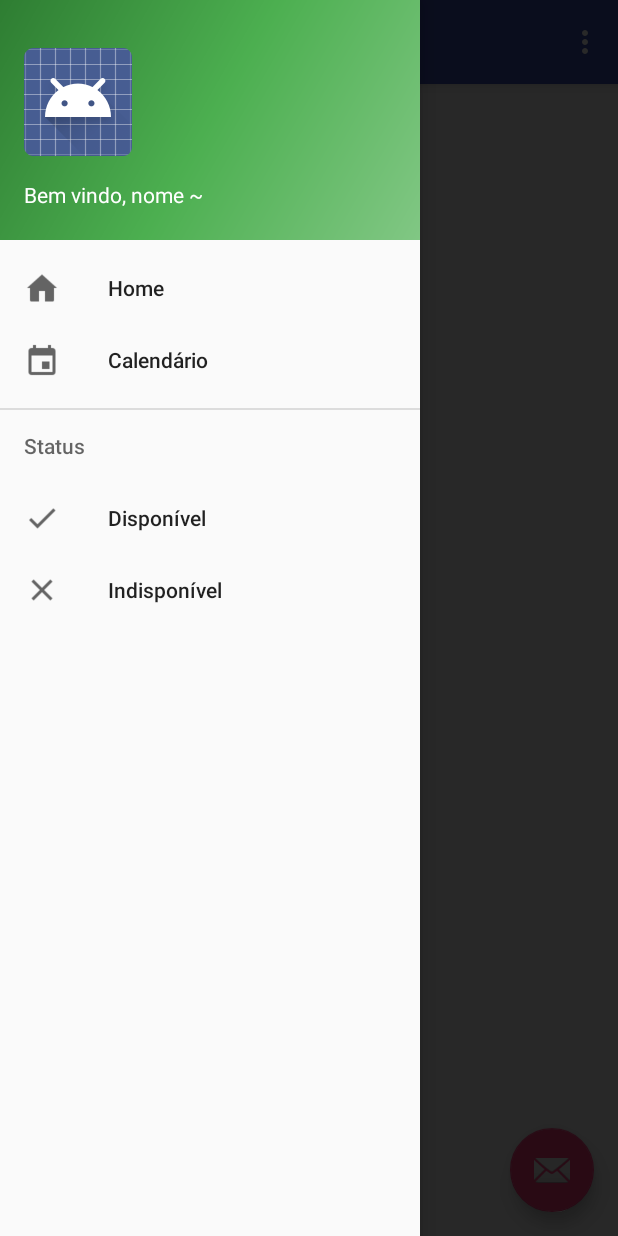
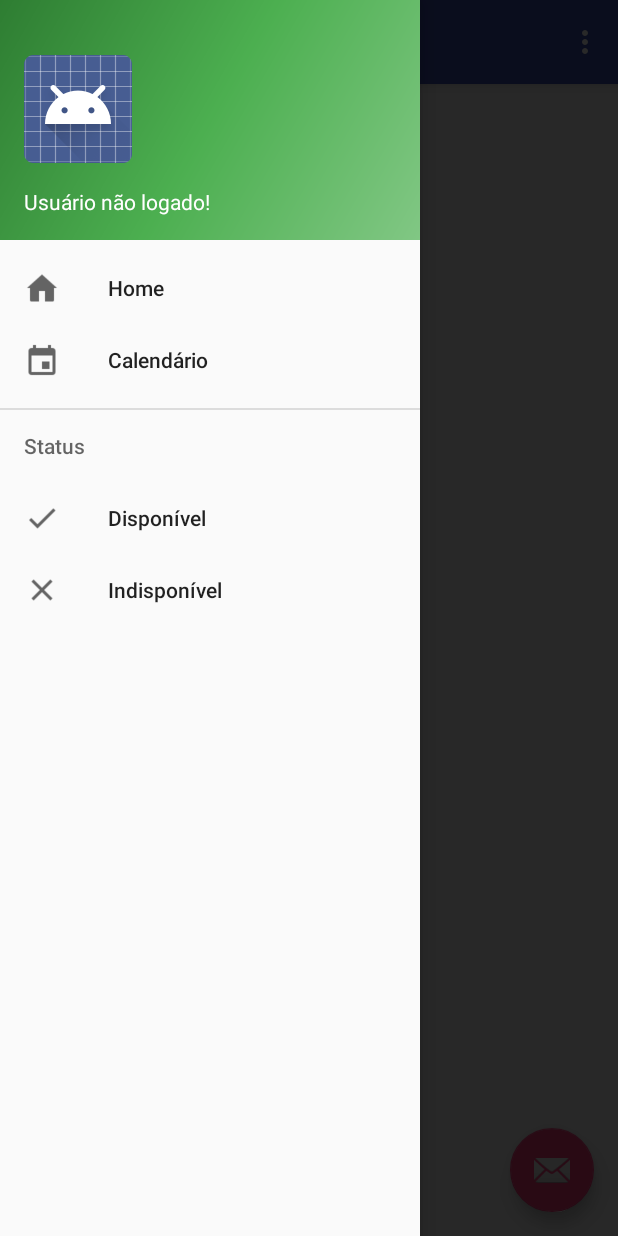
Before and after one commit to marcosDmmj/Modulodoprofessor, an Android app: the screen it shows after launch (MainActivity), with the side drawer open, on a phone screen of 412 x 824 dp. Run offline under Robolectric (Android 15) with nearby library versions, the phone set to English and light mode, and no system bars; libraries missing offline, so code that uses them is left out: com.google.api.client, com.google.api.services, com.roomorama.caldroid, pub.devrel.easypermissions; 9 statements that could not run were skipped.

Commit message:
Coloquei o nome no nav_header Ele ainda não funciona adequadamente... >.>

```diff
--- a/app/src/main/java/com/denis/mdulodoprofessor/Telas/MainActivity.java
+++ b/app/src/main/java/com/denis/mdulodoprofessor/Telas/MainActivity.java
@@ -19,6 +19,7 @@ import android.support.design.widget.Snackbar;
 import android.support.v4.app.Fragment;
 import android.support.v4.app.FragmentTransaction;
 import android.text.TextUtils;
+import android.util.Log;
 import android.view.View;
 import android.support.design.widget.NavigationView;
 import android.support.v4.view.GravityCompat;
@@ -28,6 +29,7 @@ import android.support.v7.app.AppCompatActivity;
 import android.support.v7.widget.Toolbar;
 import android.view.Menu;
 import android.view.MenuItem;
+import android.widget.TextView;
 import android.widget.Toast;
 
 import com.denis.mdulodoprofessor.R;
@@ -35,6 +37,7 @@ import com.denis.mdulodoprofessor.Telas.Fragment.EventFragment;
 import com.denis.mdulodoprofessor.Telas.Fragment.Frag_calendar;
 import com.google.android.gms.common.ConnectionResult;
 import com.google.android.gms.common.GoogleApiAvailability;
+import com.google.android.gms.common.Scopes;
 import com.google.api.client.extensions.android.http.AndroidHttp;
 import com.google.api.client.googleapis.extensions.android.gms.auth.GoogleAccountCredential;
 import com.google.api.client.googleapis.extensions.android.gms.auth.GooglePlayServicesAvailabilityIOException;
@@ -45,6 +48,7 @@ import com.google.api.client.json.jackson2.JacksonFactory;
 import com.google.api.client.util.DateTime;
 import com.google.api.client.util.ExponentialBackOff;
 import com.google.api.services.calendar.CalendarScopes;
+import com.google.api.services.calendar.model.AclRule;
 import com.google.api.services.calendar.model.Event;
 import com.google.api.services.calendar.model.Events;
 import com.roomorama.caldroid.CaldroidFragment;
@@ -73,7 +77,7 @@ public class MainActivity extends AppCompatActivity
     static final int REQUEST_PERMISSION_GET_ACCOUNTS = 1003;
 
     private static final String PREF_ACCOUNT_NAME = "accountName";
-    private static final String[] SCOPES = { CalendarScopes.CALENDAR_READONLY };
+    private static final String[] SCOPES = { CalendarScopes.CALENDAR_READONLY, Scopes.PROFILE};
 
     @Override
     protected void onCreate(Bundle savedInstanceState) {
@@ -92,26 +96,10 @@ public class MainActivity extends AppCompatActivity
 
               //  startActivity(intent);
                 // TODO Agendar horários para ele
-                Snackbar.make(fab, "Ué...", Snackbar.LENGTH_LONG)
-                        .setAction("Action", null).show();
-                caldroidFragment = new CaldroidFragment();
-                Bundle args = new Bundle();
-                java.util.Calendar cal = java.util.Calendar.getInstance();
-                args.putInt(CaldroidFragment.MONTH, cal.get(java.util.Calendar.MONTH) + 1);
-                args.putInt(CaldroidFragment.YEAR, cal.get(java.util.Calendar.YEAR));
-                //args.putInt(CaldroidFragment.THEME_RESOURCE, com.caldroid.R.style.CaldroidDefaultDark);
-                ColorDrawable green = new ColorDrawable(Color.GREEN);
-                caldroidFragment.setBackgroundDrawableForDate(green, new Date());
-                caldroidFragment.setTextColorForDate(R.color.colorPrimary,new Date());
-                caldroidFragment.setArguments(args);
-
-                fragmentTransaction = getSupportFragmentManager().beginTransaction();
-                fragmentTransaction.replace(R.id.cal, caldroidFragment);
-                fragmentTransaction.commit();
             }
         });
 
-        DrawerLayout drawer = (DrawerLayout) findViewById(R.id.drawer_layout);
+        final DrawerLayout drawer = (DrawerLayout) findViewById(R.id.drawer_layout);
         ActionBarDrawerToggle toggle = new ActionBarDrawerToggle(
                 this, drawer, toolbar, R.string.navigation_drawer_open, R.string.navigation_drawer_close);
         //noinspection deprecation
@@ -121,6 +109,15 @@ public class MainActivity extends AppCompatActivity
 
         NavigationView navigationView = (NavigationView) findViewById(R.id.nav_view);
         navigationView.setNavigationItemSelectedListener(this);
+        final View headerView = navigationView.getHeaderView(0);
+        headerView.setOnClickListener(new View.OnClickListener() {
+            @Override
+            public void onClick(View view) {
+                Toast.makeText(MainActivity.this, "clicked", Toast.LENGTH_SHORT).show();
+                drawer.closeDrawer(GravityCompat.START);
+                Log.e("Click! ","Clicou nessa praga?");
+            }
+        });
 
         mProgress = new ProgressDialog(this);
         mProgress.setMessage("Calling Google Calendar API ...");
@@ -129,6 +126,50 @@ public class MainActivity extends AppCompatActivity
         mCredential = GoogleAccountCredential.usingOAuth2(
                 getApplicationContext(), Arrays.asList(SCOPES))
                 .setBackOff(new ExponentialBackOff());
+
+        TextView nome  = (TextView) headerView.findViewById(R.id.nameTextView);
+
+        String accountName = getPreferences(Context.MODE_PRIVATE)
+                .getString(PREF_ACCOUNT_NAME, null);
+        if (accountName != null) {
+            nome.setText("Bem vindo, "+accountName);
+        } else {
+            nome.setText("Usuário não logado!");
+        }
+        nome.setOnClickListener(new View.OnClickListener() {
+            @Override
+            public void onClick(View view) {
+               /* Log.e("Click! ","Clicou nessa praga?");
+                if (! isGooglePlayServicesAvailable()) {
+                    acquireGooglePlayServices();
+                } else if (mCredential.getSelectedAccountName() == null) {
+                    chooseAccount();
+                } else if (! isDeviceOnline()) {
+                    //mOutputText.setText("No network connection available.");
+                    Snackbar.make(view, "No network connection available.", Snackbar.LENGTH_LONG)
+                            .setAction("Action", null).show();
+
+                } else {
+                    Snackbar.make(view, "Já logado!", Snackbar.LENGTH_LONG)
+                            .setAction("Action", null).show();
+                }
+                headerView.refreshDrawableState();*/
+            }
+        });
+
+        caldroidFragment = new CaldroidFragment();
+        Bundle args = new Bundle();
+        java.util.Calendar cal = java.util.Calendar.getInstance();
+        args.putInt(CaldroidFragment.MONTH, cal.get(java.util.Calendar.MONTH) + 1);
+        args.putInt(CaldroidFragment.YEAR, cal.get(java.util.Calendar.YEAR));
+        ColorDrawable blue = new ColorDrawable(Color.BLUE);
+        caldroidFragment.setBackgroundDrawableForDate(blue, new Date());
+        caldroidFragment.setTextColorForDate(R.color.colorPrimary,new Date());
+        caldroidFragment.setArguments(args);
+
+        fragmentTransaction = getSupportFragmentManager().beginTransaction();
+        fragmentTransaction.replace(R.id.cal, caldroidFragment);
+        fragmentTransaction.commit();
     }
 
     @Override
@@ -157,7 +198,7 @@ public class MainActivity extends AppCompatActivity
 
         //noinspection SimplifiableIfStatement
         if (id == R.id.action_settings) {
-            //getResultsFromApi();
+            getResultsFromApi();
             Snackbar.make(getCurrentFocus(), "Ué...", Snackbar.LENGTH_LONG)
                     .setAction("Action", null).show();
             // TODO Ele pode configurar a conta google logada
@@ -267,9 +308,12 @@ public class MainActivity extends AppCompatActivity
             //mOutputText.setText("No network connection available.");
             Snackbar.make(getCurrentFocus(), "No network connection available.", Snackbar.LENGTH_LONG)
                   .setAction("Action", null).show();
-
+            Log.e("Internet! ","No network connection available.");
         } else {
-            new MainActivity.MakeRequestTask(mCredential).execute();
+            Snackbar.make(getCurrentFocus(), "Já logado!", Snackbar.LENGTH_LONG)
+                    .setAction("Action", null).show();
+            Log.e("Logado! ","Já logado.");
+            //new MainActivity.MakeRequestTask(mCredential).execute();
         }
     }
 
--- a/app/src/main/res/layout/fragment_frag_calendar.xml
+++ b/app/src/main/res/layout/fragment_frag_calendar.xml
@@ -8,6 +8,6 @@
         android:id="@+id/cal"
         android:layout_width="match_parent"
         android:layout_height="match_parent"
-        android:layout_marginTop="@dimen/nav_header_height"/>
+        android:paddingTop="@dimen/head_bar_init"/>
 
 </FrameLayout>
--- a/app/src/main/res/layout/nav_header_main.xml
+++ b/app/src/main/res/layout/nav_header_main.xml
@@ -10,6 +10,9 @@
     android:paddingLeft="@dimen/activity_horizontal_margin"
     android:paddingRight="@dimen/activity_horizontal_margin"
     android:paddingTop="@dimen/activity_vertical_margin"
+    android:focusable="true"
+    android:focusableInTouchMode="true"
+    android:clickable="true"
     android:theme="@style/ThemeOverlay.AppCompat.Dark">
 
     <ImageView
@@ -21,6 +24,7 @@
     <!-- TODO Colocar o icone do app aqui!-->
 
     <TextView
+        android:id="@+id/nameTextView"
         android:layout_width="match_parent"
         android:layout_height="wrap_content"
         android:paddingTop="@dimen/nav_header_vertical_spacing"
@@ -28,11 +32,4 @@
         android:textAppearance="@style/TextAppearance.AppCompat.Body1" />
     <!-- TODO Colocar o nome do prof aqui!-->
 
-    <TextView
-        android:id="@+id/textView"
-        android:layout_width="wrap_content"
-        android:layout_height="wrap_content"
-        android:text="Email logado!" />
-    <!-- TODO Colocar o email que foi logado aqui!-->
-
 </LinearLayout>
--- a/app/src/main/res/menu/main.xml
+++ b/app/src/main/res/menu/main.xml
@@ -4,6 +4,6 @@
     <item
         android:id="@+id/action_settings"
         android:orderInCategory="100"
-        android:title="@string/action_settings"
+        android:title="@string/action_settings_main"
         app:showAsAction="never" />
 </menu>
--- a/app/src/main/res/values/dimens.xml
+++ b/app/src/main/res/values/dimens.xml
@@ -6,4 +6,5 @@
     <dimen name="nav_header_height">160dp</dimen>
     <dimen name="fab_margin">16dp</dimen>
     <dimen name="text_margin">16dp</dimen>
+    <dimen name="head_bar_init">58dp</dimen>
 </resources>
--- a/app/src/main/res/values/strings.xml
+++ b/app/src/main/res/values/strings.xml
@@ -5,6 +5,7 @@
     <string name="navigation_drawer_close">Close navigation drawer</string>
 
     <string name="action_settings">Settings</string>
+    <string name="action_settings_main">Logar no google</string>
 
     <!-- TODO: Remove or change this placeholder text -->
     <string name="hello_blank_fragment">Hello blank fragment</string>
```
